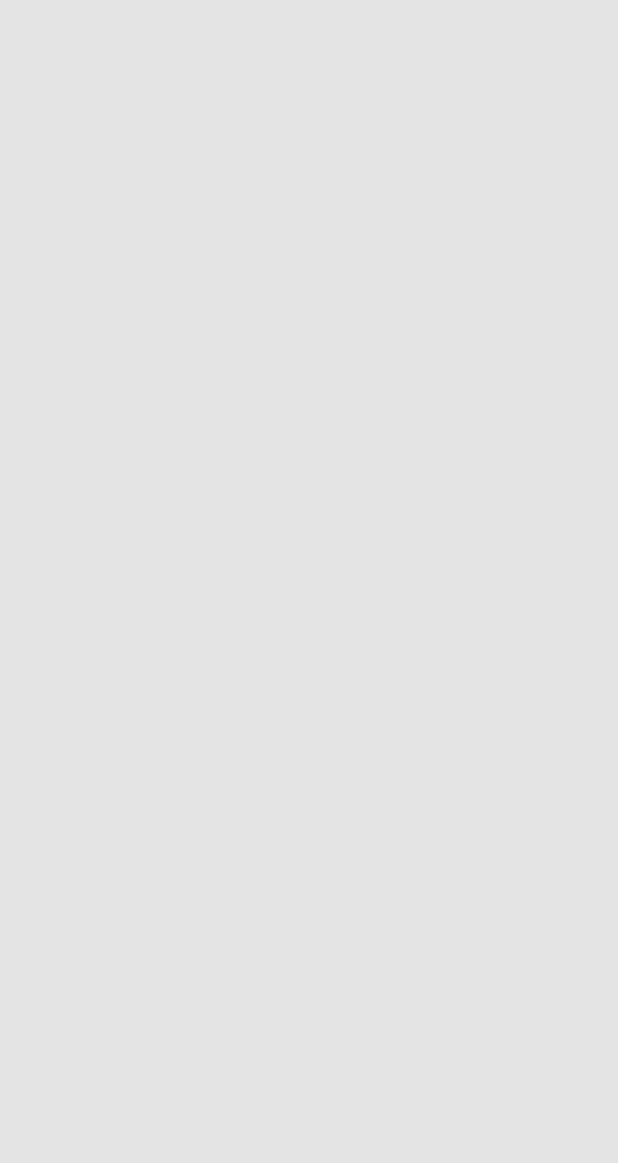
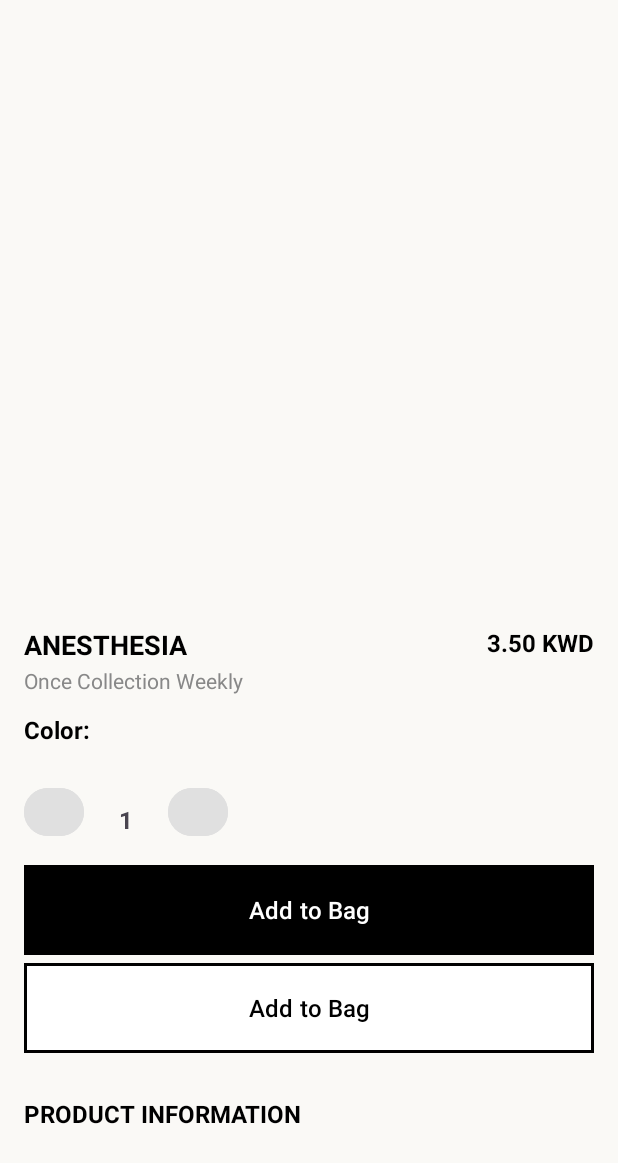
Before and after one commit to AyushNetTech/Demo-E-Commerce, an Android app built with Jetpack Compose: the screen it shows after launch (ProductActivity), on a phone screen of 412 x 824 dp. Before the commit the part shown is empty. Shown: the top 1163 px of the screen. Run offline under Robolectric (Android 15) with nearby library versions, the phone set to English and light mode, and no system bars; pictures from the network do not load.

Commit message:
add buttons and some changes done

```diff
--- a/app/src/main/java/com/example/e_commers/Product.kt
+++ b/app/src/main/java/com/example/e_commers/Product.kt
@@ -11,7 +11,7 @@ data class ProductData(
     val id: Int,
     val sku: String,
     val name: String,
-    val price: Double,
+    val price: String,
     val description: String,
     val short_description: String,
     val image: String,
--- a/app/src/main/java/com/example/e_commers/ProductActivity.kt
+++ b/app/src/main/java/com/example/e_commers/ProductActivity.kt
@@ -30,10 +30,10 @@ class ProductActivity : AppCompatActivity() {
         setContentView(R.layout.activity_product)
 
         productImage = findViewById(R.id.productImage)
-        productTitle = findViewById(R.id.productTitle)
+        productTitle = findViewById(R.id.Title)
         productPrice = findViewById(R.id.productPrice)
-        productBrandName = findViewById(R.id.brandName)
-        productBrandDis = findViewById(R.id.brandDis)
+        productBrandName = findViewById(R.id.productTitle)
+        productBrandDis = findViewById(R.id.productSubTitle)
 
         productDescription = findViewById(R.id.productDescription)
 
@@ -45,13 +45,14 @@ class ProductActivity : AppCompatActivity() {
             val firstWord = BrandFName.firstOrNull() ?: ""
             productBrandDis.text = product.data.name
             productBrandName.text= firstWord.uppercase()
-            productPrice.text = "${product.data.price} KWD"
+            val num=product.data.price.toDouble()
+            productPrice.text = "${"%.2f".format(num)} KWD"
             productDescription.text = product.data.description
 
             val imageUrl = product.data.image
 
             Log.d("ProductActivity", "Image URL: ${imageUrl}")
-            Log.d("ProductActivity", "Name: ${product.data.name}")
+            Log.d("ProductActivity", "kwd: ${"%.2f".format(num)}")
 
             Glide.with(this)
                 .load(imageUrl)
--- /dev/null
+++ b/app/src/main/res/drawable/blackbtn.xml
@@ -0,0 +1,6 @@
+<shape xmlns:android="http://schemas.android.com/apk/res/android"
+    android:shape="rectangle">
+
+    <solid android:color="@color/black" />
+
+</shape>
--- /dev/null
+++ b/app/src/main/res/drawable/whitebtn.xml
@@ -0,0 +1,10 @@
+<shape xmlns:android="http://schemas.android.com/apk/res/android"
+    android:shape="rectangle">
+
+    <solid android:color="@color/white" />
+
+    <stroke
+        android:width="2dp"
+        android:color="@color/black" />
+
+</shape>
--- a/app/src/main/res/layout/activity_product.xml
+++ b/app/src/main/res/layout/activity_product.xml
@@ -1,71 +1,191 @@
 <ScrollView xmlns:android="http://schemas.android.com/apk/res/android"
     xmlns:app="http://schemas.android.com/apk/res-auto"
-    xmlns:tools="http://schemas.android.com/tools"
     android:layout_width="match_parent"
     android:layout_height="match_parent"
-    android:background="#E4E4E4">
+    android:background="#FAF9F6">
 
     <LinearLayout
         android:layout_width="match_parent"
         android:layout_height="wrap_content"
-        android:padding="16dp"
-        android:orientation="vertical">
+        android:orientation="vertical"
+        android:padding="16dp">
 
-        <TextView
-            android:id="@+id/productTitle"
+        <!-- Product Image -->
+        <androidx.constraintlayout.widget.ConstraintLayout
             android:layout_width="match_parent"
-            android:layout_height="wrap_content"
-            android:textSize="18sp"
-            android:textStyle="bold"
-            android:textAlignment="center"
-            android:textColor="@color/black"
-            android:paddingTop="8dp"/>
+            android:layout_height="35dp">
 
+            <TextView
+                android:id="@+id/Title"
+                android:layout_width="match_parent"
+                android:layout_height="match_parent"
+                android:gravity="top"
+                android:textAlignment="center"
+                android:textColor="@color/black"
+                android:textSize="17sp"
+                android:textStyle="bold"
+                app:layout_constraintBottom_toBottomOf="parent"
+                app:layout_constraintTop_toTopOf="parent" />
+        </androidx.constraintlayout.widget.ConstraintLayout>
         <ImageView
             android:id="@+id/productImage"
             android:layout_width="match_parent"
             android:layout_height="350dp"
             android:scaleType="centerCrop" />
 
+        <!-- Dot Indicators -->
+        <LinearLayout
+            android:id="@+id/dotIndicator"
+            android:layout_width="wrap_content"
+            android:layout_height="wrap_content"
+            android:layout_gravity="center_horizontal"
+            android:orientation="horizontal"
+            android:layout_marginTop="8dp"
+            android:layout_marginBottom="8dp" />
+
+        <!-- Product Title -->
         <androidx.constraintlayout.widget.ConstraintLayout
             android:layout_width="match_parent"
             android:layout_height="wrap_content">
 
             <TextView
-                android:id="@+id/brandName"
-                android:layout_width="wrap_content"
+                android:id="@+id/productTitle"
+                android:layout_width="match_parent"
                 android:layout_height="wrap_content"
-                android:paddingTop="4dp"
+                android:text="ANESTHESIA"
                 android:textColor="@color/black"
-                android:textSize="16sp"
+                android:textSize="18sp"
+                android:textStyle="bold"
+                app:layout_constraintStart_toStartOf="parent" />
 
-                app:layout_constraintStart_toStartOf="parent"
-                app:layout_constraintTop_toTopOf="parent" />
+            <!-- Subtitle -->
 
+            <!-- Price -->
             <TextView
                 android:id="@+id/productPrice"
                 android:layout_width="wrap_content"
                 android:layout_height="wrap_content"
-                android:paddingTop="4dp"
+                android:layout_gravity="center_horizontal"
+                android:text="3.50 KWD"
                 android:textColor="@color/black"
                 android:textSize="16sp"
-                app:layout_constraintEnd_toEndOf="parent" />
+                android:textStyle="bold"
+                app:layout_constraintEnd_toEndOf="@+id/productTitle" />
 
         </androidx.constraintlayout.widget.ConstraintLayout>
-
         <TextView
-            android:id="@+id/brandDis"
+            android:id="@+id/productSubTitle"
             android:layout_width="match_parent"
             android:layout_height="wrap_content"
-            android:paddingTop="4dp"
-            android:textColor="#979797"
-            android:textSize="16sp" />
+            android:text="Once Collection Weekly"
+            android:textSize="14sp"
+            android:textColor="#888888"
+            android:layout_marginTop="2dp"/>
 
+        <!-- Color Title -->
+        <TextView
+            android:layout_width="wrap_content"
+            android:layout_height="wrap_content"
+            android:text="Color:"
+            android:textSize="16sp"
+            android:textStyle="bold"
+            android:layout_marginTop="12dp"
+            android:textColor="@color/black" />
+
+        <!-- Horizontal Color Options -->
+        <HorizontalScrollView
+            android:layout_width="match_parent"
+            android:layout_height="wrap_content"
+            android:layout_marginTop="8dp">
+
+            <LinearLayout
+                android:id="@+id/colorOptionsLayout"
+                android:layout_width="wrap_content"
+                android:layout_height="wrap_content"
+                android:orientation="horizontal"
+                android:layout_gravity="center_vertical"/>
+        </HorizontalScrollView>
+
+        <!-- Quantity Controls -->
+        <LinearLayout
+            android:layout_width="wrap_content"
+            android:layout_height="wrap_content"
+            android:orientation="horizontal"
+            android:layout_marginTop="16dp">
+            <Button
+                android:id="@+id/btnMinus"
+                android:layout_width="40dp"
+                android:layout_height="40dp"
+                android:text="-"
+                android:textSize="20sp"
+                android:backgroundTint="#E0E0E0" />
+
+            <TextView
+                android:id="@+id/tvQuantity"
+                android:layout_width="40dp"
+                android:layout_height="40dp"
+                android:gravity="center"
+                android:text="1"
+                android:textSize="16sp"
+                android:textStyle="bold"
+                android:layout_marginHorizontal="8dp" />
+
+            <Button
+                android:id="@+id/btnPlus"
+                android:layout_width="40dp"
+                android:layout_height="40dp"
+                android:text="+"
+                android:textSize="20sp"
+                android:backgroundTint="#E0E0E0" />
+        </LinearLayout>
+
+        <!-- Add to Bag Button -->
+        <com.google.android.material.button.MaterialButton
+            android:id="@+id/btnAddToBag"
+            android:layout_width="match_parent"
+            android:layout_height="60dp"
+            android:text="Add to Bag"
+            android:textSize="16sp"
+            android:layout_marginBottom="5dp"
+            android:textColor="@color/white"
+            android:layout_marginTop="15dp"
+            android:background="@drawable/blackbtn"
+            app:backgroundTint="@null"
+            android:elevation="4dp" />
+
+
+        <!-- Share Button -->
+        <com.google.android.material.button.MaterialButton
+            android:id="@+id/btnShare"
+            android:layout_width="match_parent"
+            android:layout_height="60dp"
+            android:text="Add to Bag"
+            android:textSize="16sp"
+            android:layout_marginBottom="5dp"
+            android:textColor="@color/black"
+            android:layout_marginTop="0dp"
+            android:background="@drawable/whitebtn"
+            app:backgroundTint="@null"
+            android:elevation="4dp" />
+
+        <!-- Product Information Title -->
+        <TextView
+            android:layout_width="match_parent"
+            android:layout_height="60dp"
+            android:text="PRODUCT INFORMATION"
+            android:textStyle="bold"
+            android:textSize="16sp"
+            android:layout_marginTop="24dp"
+            android:textColor="@color/black" />
+
+        <!-- Product Description -->
         <TextView
             android:id="@+id/productDescription"
             android:layout_width="match_parent"
             android:layout_height="wrap_content"
+            android:layout_marginTop="8dp"
             android:textSize="14sp"
-            android:paddingTop="8dp"/>
+            android:textColor="#555555"
+            android:lineSpacingExtra="4dp" />
     </LinearLayout>
 </ScrollView>
--- /dev/null
+++ b/app/src/main/res/values-night/colors.xml
@@ -0,0 +1,5 @@
+<?xml version="1.0" encoding="utf-8"?>
+<resources>
+    <color name="black">#FFFFFF</color> <!-- invert -->
+    <color name="white">#000000</color>
+</resources>
--- a/app/src/main/res/values-night/themes.xml
+++ b/app/src/main/res/values-night/themes.xml
@@ -4,4 +4,11 @@
         <!-- Customize your dark theme here. -->
         <!-- <item name="colorPrimary">@color/my_dark_primary</item> -->
     </style>
+
+    <style name="Theme.YourAppName" parent="Theme.MaterialComponents.DayNight.NoActionBar">
+        <item name="colorPrimary">@color/black</item>
+        <item name="colorPrimaryVariant">@color/black</item>
+        <item name="colorOnPrimary">@color/white</item>
+    </style>
+
 </resources>
--- /dev/null
+++ b/app/src/main/res/values/styles.xml
@@ -0,0 +1,12 @@
+<?xml version="1.0" encoding="utf-8"?>
+<resources>
+    <style name="BlackButtonStyle" parent="android:Widget.Button">
+        <item name="android:background">@drawable/blackbtn</item>
+        <item name="android:textColor">@android:color/white</item>
+    </style>
+
+    <style name="whiteButtonStyle" parent="android:Widget.Button">
+        <item name="android:background">@drawable/whitebtn</item>
+        <item name="android:textColor">@android:color/black</item>
+    </style>
+</resources>
--- a/app/src/main/res/values/themes.xml
+++ b/app/src/main/res/values/themes.xml
@@ -5,5 +5,13 @@
         <!-- <item name="colorPrimary">@color/my_light_primary</item> -->
     </style>
 
+    <style name="Theme.YourAppName" parent="Theme.MaterialComponents.DayNight.NoActionBar">
+        <!-- Change primary color to black -->
+        <item name="colorPrimary">@color/black</item>
+        <item name="colorPrimaryVariant">@color/black</item>
+        <item name="colorOnPrimary">@color/white</item>
+    </style>
+
+
     <style name="Theme.ECommers" parent="Base.Theme.ECommers" />
 </resources>
```
